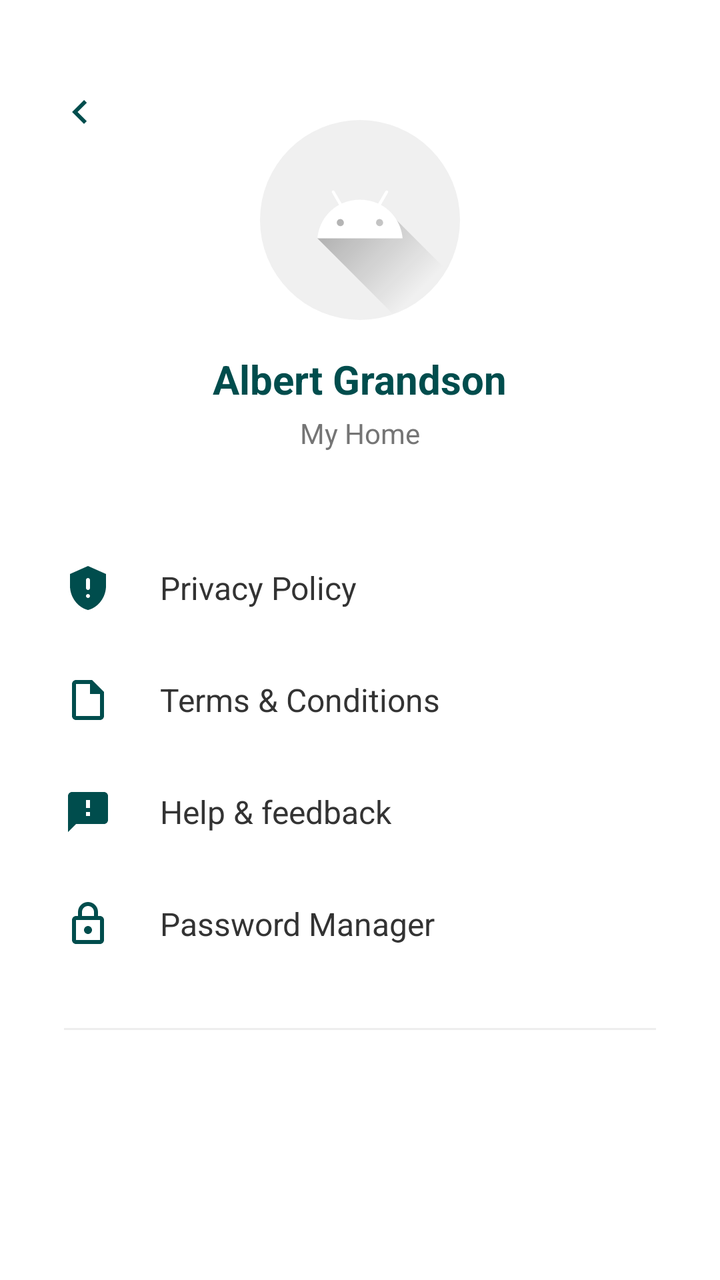
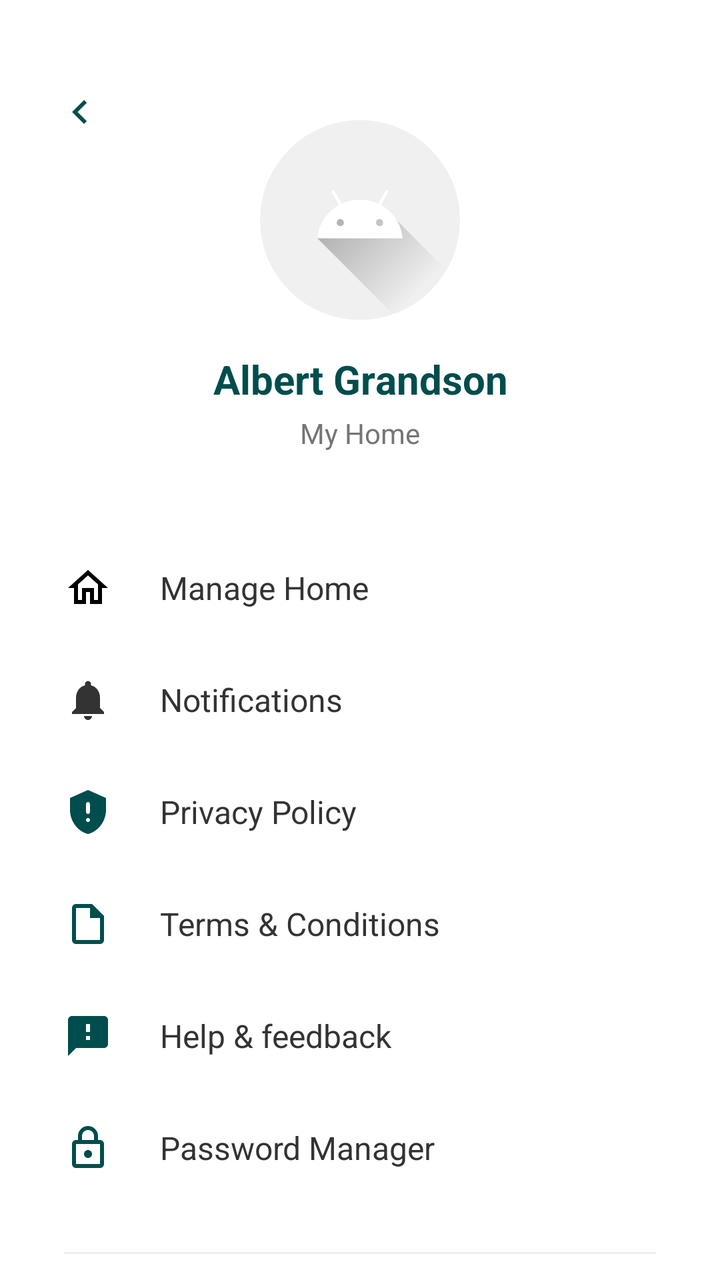

Two renders of the same Android screen: before a commit and after it. Below are the layout's source before the change and the commit's diff.
<!-- AndroidManifest.xml: application theme Theme.SmartHome -->
<!-- res/layout/activity_user_profile.xml -->
<?xml version="1.0" encoding="utf-8"?>
<androidx.constraintlayout.widget.ConstraintLayout xmlns:android="http://schemas.android.com/apk/res/android"
    xmlns:app="http://schemas.android.com/apk/res-auto"
    xmlns:tools="http://schemas.android.com/tools"
    android:layout_width="match_parent"
    android:layout_height="match_parent"
    android:background="@color/white"
    tools:context=".UserProfileActivity">

    
    <ImageView
        android:id="@+id/btn_back"
        android:layout_width="48dp"
        android:layout_height="48dp"
        android:layout_marginStart="16dp"
        android:layout_marginTop="32dp"
        android:padding="12dp"
        android:src="@drawable/ic_arrow_back"
        app:layout_constraintStart_toStartOf="parent"
        app:layout_constraintTop_toTopOf="parent"
        app:tint="@color/primary_teal" />

    
    <androidx.cardview.widget.CardView
        android:id="@+id/cv_profile_pic"
        android:layout_width="100dp"
        android:layout_height="100dp"
        android:layout_marginTop="60dp"
        app:cardCornerRadius="50dp"
        app:cardElevation="0dp"
        app:layout_constraintEnd_toEndOf="parent"
        app:layout_constraintStart_toStartOf="parent"
        app:layout_constraintTop_toTopOf="parent">

        <ImageView
            android:id="@+id/iv_user_image"
            android:layout_width="match_parent"
            android:layout_height="match_parent"
            android:scaleType="centerCrop"
            android:src="@drawable/ic_launcher_foreground"
            android:background="#F0F0F0" />
    </androidx.cardview.widget.CardView>

    <TextView
        android:id="@+id/tv_profile_name"
        android:layout_width="wrap_content"
        android:layout_height="wrap_content"
        android:layout_marginTop="16dp"
        android:text="Albert Grandson"
        android:textColor="@color/primary_teal"
        android:textSize="20sp"
        android:textStyle="bold"
        android:clickable="true"
        android:focusable="true"
        app:layout_constraintEnd_toEndOf="parent"
        app:layout_constraintStart_toStartOf="parent"
        app:layout_constraintTop_toBottomOf="@id/cv_profile_pic" />

    <TextView
        android:id="@+id/tv_profile_sub"
        android:layout_width="wrap_content"
        android:layout_height="wrap_content"
        android:layout_marginTop="4dp"
        android:text="My Home"
        android:textColor="@color/gray_text"
        android:textSize="14sp"
        app:layout_constraintEnd_toEndOf="parent"
        app:layout_constraintStart_toStartOf="parent"
        app:layout_constraintTop_toBottomOf="@id/tv_profile_name" />

    
    <LinearLayout
        android:id="@+id/ll_settings_menu"
        android:layout_width="match_parent"
        android:layout_height="wrap_content"
        android:layout_marginTop="40dp"
        android:orientation="vertical"
        android:paddingHorizontal="32dp"
        app:layout_constraintTop_toBottomOf="@id/tv_profile_sub">

        
        <LinearLayout
            android:id="@+id/item_privacy"
            android:layout_width="match_parent"
            android:layout_height="56dp"
            android:gravity="center_vertical"
            android:orientation="horizontal"
            android:clickable="true"
            android:focusable="true"
            android:background="?attr/selectableItemBackground">
            <ImageView
                android:layout_width="24dp"
                android:layout_height="24dp"
                android:src="@drawable/ic_shield_privacy" />
            <TextView
                android:layout_width="wrap_content"
                android:layout_height="wrap_content"
                android:layout_marginStart="24dp"
                android:text="Privacy Policy"
                android:textColor="#333333"
                android:textSize="16sp" />
        </LinearLayout>

        
        <LinearLayout
            android:id="@+id/item_terms"
            android:layout_width="match_parent"
            android:layout_height="56dp"
            android:gravity="center_vertical"
            android:orientation="horizontal"
            android:clickable="true"
            android:focusable="true"
            android:background="?attr/selectableItemBackground">
            <ImageView
                android:layout_width="24dp"
                android:layout_height="24dp"
                android:src="@drawable/ic_terms" />
            <TextView
                android:layout_width="wrap_content"
                android:layout_height="wrap_content"
                android:layout_marginStart="24dp"
                android:text="Terms &amp; Conditions"
                android:textColor="#333333"
                android:textSize="16sp" />
        </LinearLayout>

        
        <LinearLayout
            android:id="@+id/item_help"
            android:layout_width="match_parent"
            android:layout_height="56dp"
            android:gravity="center_vertical"
            android:orientation="horizontal"
            android:clickable="true"
            android:focusable="true"
            android:background="?attr/selectableItemBackground">
            <ImageView
                android:layout_width="24dp"
                android:layout_height="24dp"
                android:src="@drawable/ic_help_feedback" />
            <TextView
                android:layout_width="wrap_content"
                android:layout_height="wrap_content"
                android:layout_marginStart="24dp"
                android:text="Help &amp; feedback"
                android:textColor="#333333"
                android:textSize="16sp" />
        </LinearLayout>

        
        <LinearLayout
            android:id="@+id/item_password"
            android:layout_width="match_parent"
            android:layout_height="56dp"
            android:gravity="center_vertical"
            android:orientation="horizontal"
            android:clickable="true"
            android:focusable="true"
            android:background="?attr/selectableItemBackground">
            <ImageView
                android:layout_width="24dp"
                android:layout_height="24dp"
                android:src="@drawable/ic_password_manager" />
            <TextView
                android:layout_width="wrap_content"
                android:layout_height="wrap_content"
                android:layout_marginStart="24dp"
                android:text="Password Manager"
                android:textColor="#333333"
                android:textSize="16sp" />
        </LinearLayout>

        <View
            android:layout_width="match_parent"
            android:layout_height="1dp"
            android:layout_marginTop="24dp"
            android:background="#EEEEEE" />
    </LinearLayout>

</androidx.constraintlayout.widget.ConstraintLayout>
<!-- resources referenced by this layout -->
<resources>
  <color name="gray_text">#757575</color>
  <color name="primary_teal">#004D4D</color>
  <color name="white">#FFFFFF</color>
  <!-- drawable ic_arrow_back (drawable) -->
  <vector xmlns:android="http://schemas.android.com/apk/res/android"
      android:width="24dp"
      android:height="24dp"
      android:viewportWidth="24"
      android:viewportHeight="24">
    <path
        android:pathData="M15.41,16.59L10.83,12L15.41,7.41L14,6L8,12L14,18L15.41,16.59Z"
        android:fillColor="#000000"/>
  </vector>
  <!-- drawable ic_help_feedback (drawable) -->
  <vector xmlns:android="http://schemas.android.com/apk/res/android"
      android:width="24dp"
      android:height="24dp"
      android:viewportWidth="24"
      android:viewportHeight="24">
      <path
          android:fillColor="#004D4D"
          android:pathData="M20,2H4C2.9,2 2,2.9 2,4V22L6,18H20C21.1,18 22,17.1 22,16V4C22,2.9 21.1,2 20,2ZM13,14H11V12H13V14ZM13,10H11V6H13V10Z" />
  </vector>
  <!-- drawable ic_password_manager (drawable) -->
  <vector xmlns:android="http://schemas.android.com/apk/res/android"
      android:width="24dp"
      android:height="24dp"
      android:viewportWidth="24"
      android:viewportHeight="24">
      <path
          android:fillColor="#004D4D"
          android:pathData="M18,8H17V6C17,3.24 14.76,1 12,1C9.24,1 7,3.24 7,6V8H6C4.9,8 4,8.9 4,10V20C4,21.1 4.9,22 6,22H18C19.1,22 20,21.1 20,20V10C20,8.9 19.1,8 18,8ZM9,6C9,4.34 10.34,3 12,3C13.66,3 15,4.34 15,6V8H9V6ZM18,20H6V10H18V20ZM12,13C10.9,13 10,13.9 10,15C10,16.1 10.9,17 12,17C13.1,17 14,16.1 14,15C14,13.9 13.1,13 12,13Z" />
  </vector>
  <!-- drawable ic_shield_privacy (drawable) -->
  <vector xmlns:android="http://schemas.android.com/apk/res/android"
      android:width="24dp"
      android:height="24dp"
      android:viewportWidth="24"
      android:viewportHeight="24">
      <path
          android:fillColor="#004D4D"
          android:pathData="M12,1L3,5V11C3,16.55 6.84,21.74 12,23C17.16,21.74 21,16.55 21,11V5L12,1ZM12,7C12.55,7 13,7.45 13,8V12C13,12.55 12.55,13 12,13C11.45,13 11,12.55 11,12V8C11,7.45 11.45,7 12,7ZM12,17C11.45,17 11,16.55 11,16C11,15.45 11.45,15 12,15C12.55,15 13,15.45 13,16C13,16.55 12.55,17 12,17Z" />
  </vector>
  <!-- drawable ic_terms (drawable) -->
  <vector xmlns:android="http://schemas.android.com/apk/res/android"
      android:width="24dp"
      android:height="24dp"
      android:viewportWidth="24"
      android:viewportHeight="24">
      <path
          android:fillColor="#004D4D"
          android:pathData="M14,2H6C4.9,2 4,2.9 4,4V20C4,21.1 4.9,22 6,22H18C19.1,22 20,21.1 20,20V8L14,2ZM18,20H6V4H13V9H18V20Z" />
  </vector>
  <style name="Theme.SmartHome" parent="Base.Theme.SmartHome" />
  <style name="Base.Theme.SmartHome" parent="Theme.MaterialComponents.Light.NoActionBar">
          
          <item name="android:colorBackground">@color/background_light</item>
          <item name="android:windowLightStatusBar">true</item>
          <item name="android:statusBarColor">@color/white</item>
      </style>
  <color name="background_light">#F5F7F7</color>
  <!-- unchanged entries left out for length: 1 -->
</resources>

<!-- the commit's change to res/layout/activity_user_profile.xml (unified diff, before → after) -->
@@ -41,7 +41,7 @@
             android:background="#F0F0F0" />
     </androidx.cardview.widget.CardView>
 
-    <TextView
+    <EditText
         android:id="@+id/tv_profile_name"
         android:layout_width="wrap_content"
         android:layout_height="wrap_content"
@@ -50,8 +50,11 @@
         android:textColor="@color/primary_teal"
         android:textSize="20sp"
         android:textStyle="bold"
-        android:clickable="true"
-        android:focusable="true"
+        android:background="@android:color/transparent"
+        android:gravity="center"
+        android:imeOptions="actionDone"
+        android:inputType="textPersonName"
+        android:maxLines="1"
         app:layout_constraintEnd_toEndOf="parent"
         app:layout_constraintStart_toStartOf="parent"
         app:layout_constraintTop_toBottomOf="@id/cv_profile_pic" />
@@ -80,6 +83,52 @@
 
         
         <LinearLayout
+            android:id="@+id/item_manage_home"
+            android:layout_width="match_parent"
+            android:layout_height="56dp"
+            android:gravity="center_vertical"
+            android:orientation="horizontal"
+            android:clickable="true"
+            android:focusable="true"
+            android:background="?attr/selectableItemBackground">
+            <ImageView
+                android:layout_width="24dp"
+                android:layout_height="24dp"
+                android:src="@drawable/ic_home" />
+            <TextView
+                android:layout_width="wrap_content"
+                android:layout_height="wrap_content"
+                android:layout_marginStart="24dp"
+                android:text="Manage Home"
+                android:textColor="#333333"
+                android:textSize="16sp" />
+        </LinearLayout>
+
+        
+        <LinearLayout
+            android:id="@+id/item_notifications_settings"
+            android:layout_width="match_parent"
+            android:layout_height="56dp"
+            android:gravity="center_vertical"
+            android:orientation="horizontal"
+            android:clickable="true"
+            android:focusable="true"
+            android:background="?attr/selectableItemBackground">
+            <ImageView
+                android:layout_width="24dp"
+                android:layout_height="24dp"
+                android:src="@drawable/ic_notification" />
+            <TextView
+                android:layout_width="wrap_content"
+                android:layout_height="wrap_content"
+                android:layout_marginStart="24dp"
+                android:text="Notifications"
+                android:textColor="#333333"
+                android:textSize="16sp" />
+        </LinearLayout>
+
+        
+        <LinearLayout
             android:id="@+id/item_privacy"
             android:layout_width="match_parent"
             android:layout_height="56dp"
<!-- resource entries referenced after the edit -->
@@ -22,6 +22,26 @@
       <path
           android:fillColor="#004D4D"
           android:pathData="M20,2H4C2.9,2 2,2.9 2,4V22L6,18H20C21.1,18 22,17.1 22,16V4C22,2.9 21.1,2 20,2ZM13,14H11V12H13V14ZM13,10H11V6H13V10Z" />
+  </vector>
+  <!-- drawable ic_home (drawable) -->
+  <vector xmlns:android="http://schemas.android.com/apk/res/android"
+      android:width="24dp"
+      android:height="24dp"
+      android:viewportWidth="24"
+      android:viewportHeight="24">
+    <path
+        android:fillColor="#000000"
+        android:pathData="M12,5.69l5,4.5V18h-2v-6H9v6H7v-7.81l5,-4.5M12,3L2,12h3v8h6v-6h2v6h6v-8h3L12,3z"/>
+  </vector>
+  <!-- drawable ic_notification (drawable) -->
+  <vector xmlns:android="http://schemas.android.com/apk/res/android"
+      android:width="24dp"
+      android:height="24dp"
+      android:viewportWidth="24"
+      android:viewportHeight="24">
+    <path
+        android:fillColor="#333333"
+        android:pathData="M12,22c1.1,0 2,-0.9 2,-2h-4c0,1.1 0.9,2 2,2zM18,16v-5c0,-3.07 -1.63,-5.64 -4.5,-6.32V4c0,-0.83 -0.67,-1.5 -1.5,-1.5s-1.5,0.67 -1.5,1.5v0.68C7.64,5.36 6,7.92 6,11v5l-2,2v1h16v-1l-2,-2z"/>
   </vector>
   <!-- drawable ic_password_manager (drawable) -->
   <vector xmlns:android="http://schemas.android.com/apk/res/android"
